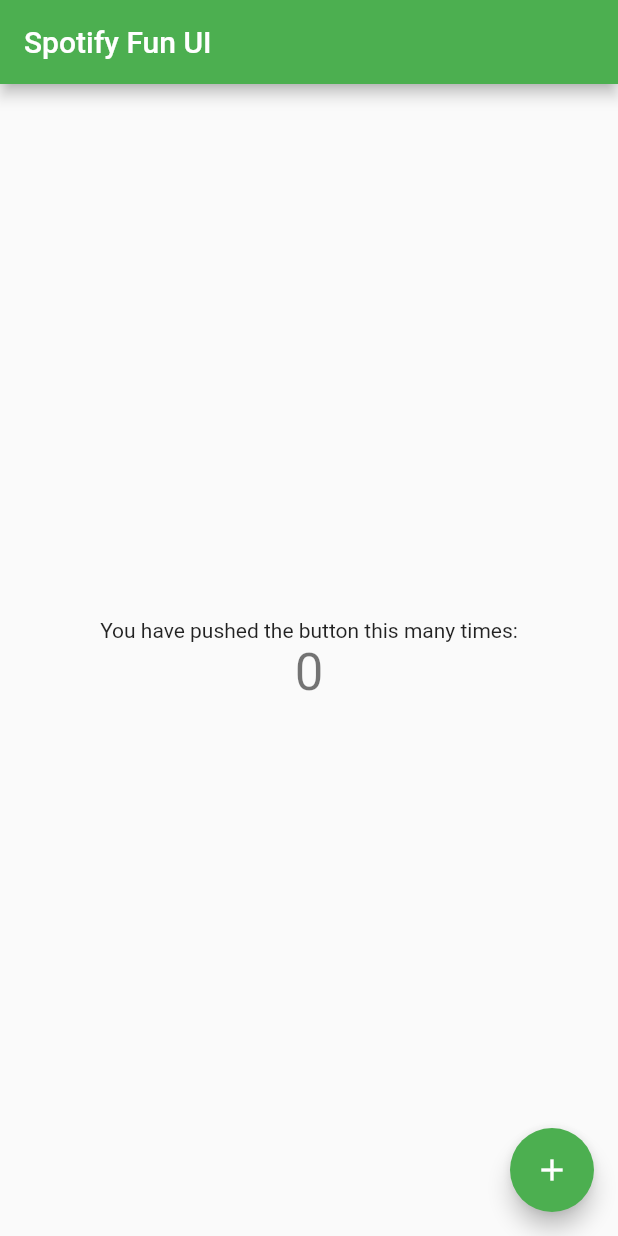
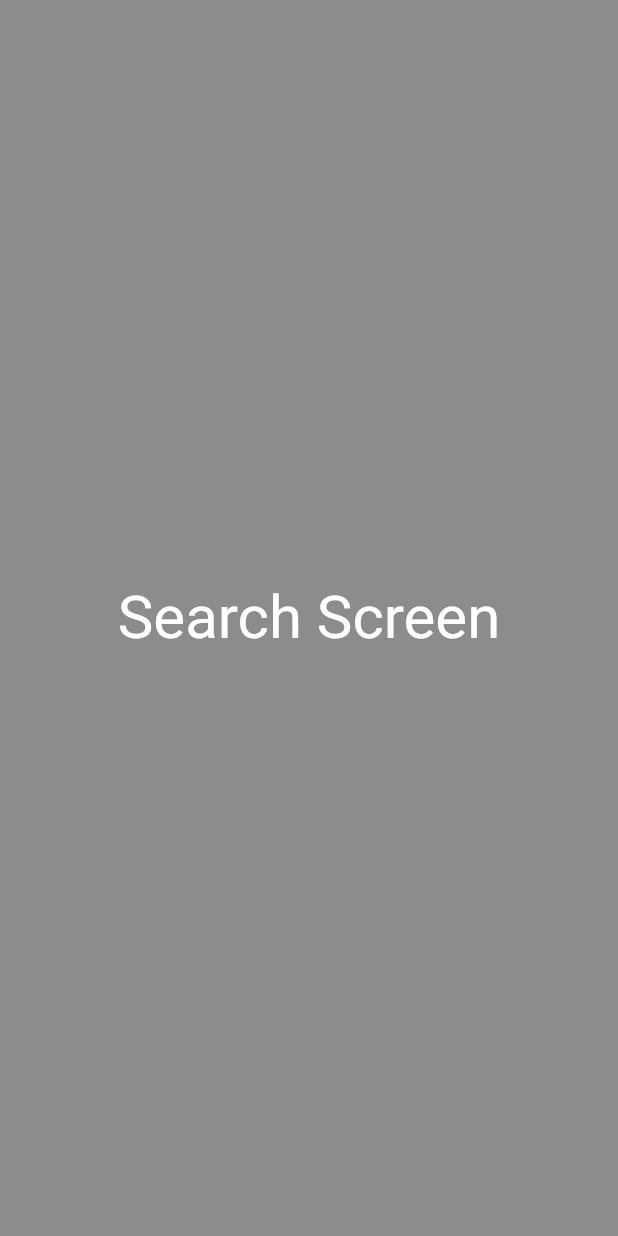
Before and after one commit to iequivocality/spotify_fun_ui, a Flutter app: the screen it shows after launch, on a phone screen of 412 x 824 dp. Run offline on Flutter 3.47's test engine with Material 2 defaults, Android fonts, the phone set to English and light mode, and no system bars.

Commit message:
added themes, spotify, http

```diff
--- a/lib/main.dart
+++ b/lib/main.dart
@@ -1,11 +1,13 @@
 import 'package:flutter/material.dart';
+import 'package:spotify_fun_ui/src/screens/search.dart';
+import 'package:spotify_fun_ui/src/screens/song.dart';
 
 void main() {
-  runApp(const MyApp());
+  runApp(const App());
 }
 
-class MyApp extends StatelessWidget {
-  const MyApp({Key? key}) : super(key: key);
+class App extends StatelessWidget {
+  const App({Key? key}) : super(key: key);
 
   // This widget is the root of your application.
   @override
@@ -22,10 +24,15 @@
             // or simply save your changes to "hot reload" in a Flutter IDE).
             // Notice that the counter didn't reset back to zero; the application
             // is not restarted.
-        primarySwatch: Colors.green,
-      ),
-      home: const MyHomePage(title: 'Spotify Fun UI'),
-    );
+            primaryColor: Colors.white,
+            textTheme: const TextTheme(
+                titleMedium: TextStyle(color: Colors.white, fontSize: 40)),
+            backgroundColor: Colors.black45),
+        initialRoute: SearchScreen.route,
+        routes: {
+          '/search': (context) => const SearchScreen(),
+          '/song': (context) => const SongScreen()
+        });
   }
 }
 
--- /dev/null
+++ b/lib/src/screens/search.dart
@@ -0,0 +1,22 @@
+import 'package:flutter/material.dart';
+
+@immutable
+class SearchScreen extends StatelessWidget {
+  const SearchScreen({Key? key}) : super(key: key);
+
+  static const String route = "/search";
+
+  @override
+  Widget build(BuildContext context) {
+    ThemeData currentTheme = Theme.of(context);
+    Text text =
+        Text('Search Screen', style: currentTheme.textTheme.titleMedium);
+
+    return SafeArea(
+      child: Scaffold(
+        backgroundColor: Theme.of(context).backgroundColor,
+        body: Center(child: text),
+      ),
+    );
+  }
+}
--- a/pubspec.yaml
+++ b/pubspec.yaml
@@ -29,6 +29,9 @@
 dependencies:
   flutter:
     sdk: flutter
+  shared_preferences: ^2.0.13
+  spotify_sdk: ^2.2.0
+  http: ^0.13.4
 
 
   # The following adds the Cupertino Icons font to your application.
```
Also changed, not shown: lib/src/screens/song.dart (added, +20 -0 lines), lib/src/searchfield.dart (added, +12 -0 lines), pubspec.lock, 4 other files. Lines whose indentation alone changed are shown as unchanged.
